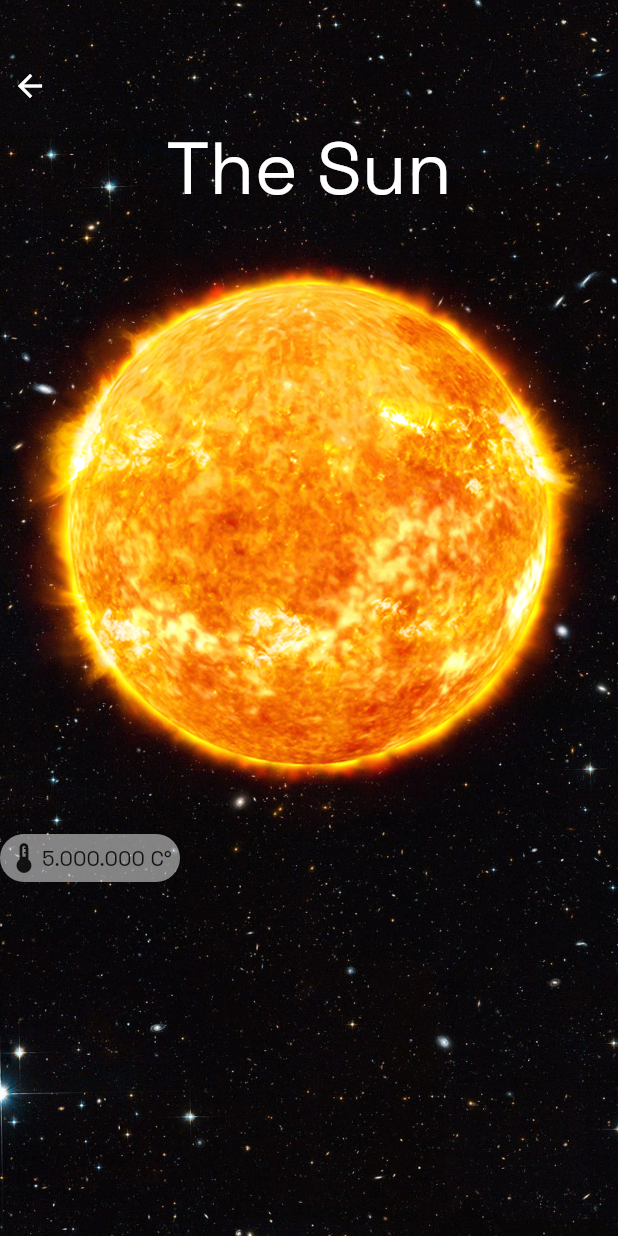
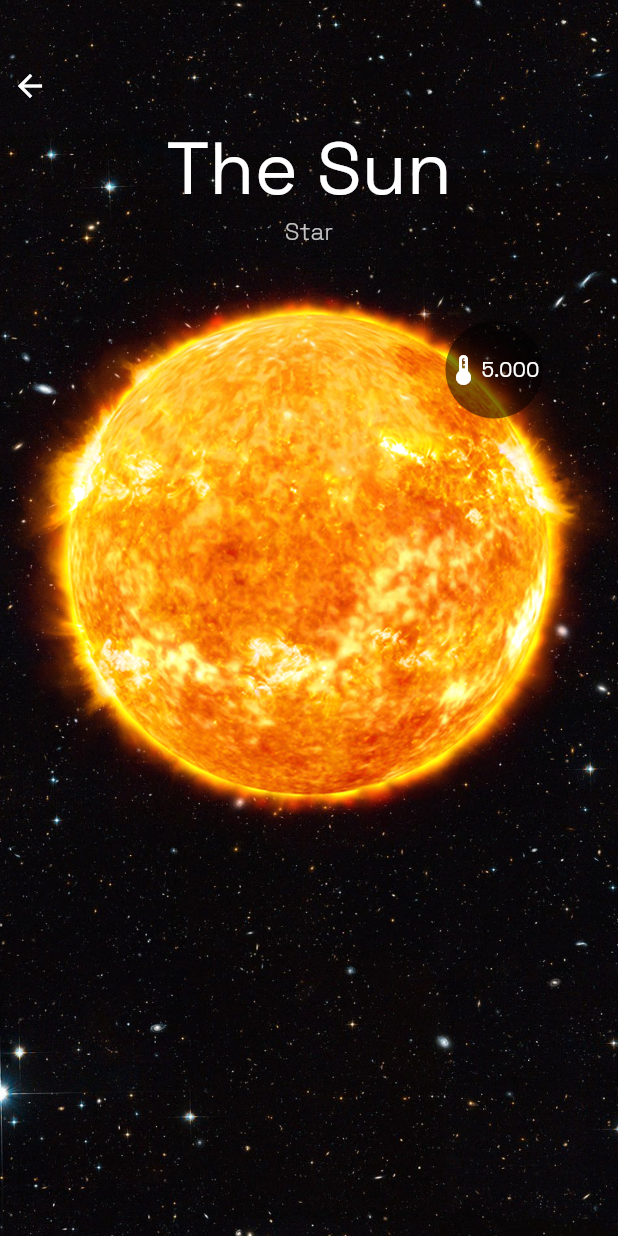
Before and after one commit to Ian-Alemida/planet_sky, a Flutter app: the sunScreen screen opened by its route, on a phone screen of 412 x 824 dp. Run offline on Flutter 3.47's test engine with Material 2 defaults, Android fonts, the phone set to English and light mode, and no system bars; our stand-ins replace google_fonts.

Commit message:
change layout

```diff
--- a/lib/screen/planets/sun.dart
+++ b/lib/screen/planets/sun.dart
@@ -40,35 +40,56 @@ class sunScreen extends StatelessWidget {
             Container(
               child: Column(
                 children: [
-                  Text("The Sun",
+                  Text(
+                    "The Sun",
                     style: TextStyle(
                       fontSize: 49,
                       color: Colors.white,
-                      )),
+                    ),
+                  ),
+                  Text(
+                    "Star",
+                    style: TextStyle(
+                        color: Colors.white.withOpacity(0.75),
+                        fontSize: 16,
+                        fontWeight: FontWeight.w300),
+                  ),
+                  Stack(
+                    children: [
                       Image(
                         image: AssetImage("assets/images/planets/the_sun.png"),
                       ),
-                ],
+                      Positioned(
+                        right: 50,
+                        top: 50,
+                        child: Container(
+                          width: 65,
+                          height: 65,
+                          decoration: BoxDecoration(
+                            borderRadius: BorderRadius.circular(100),
+                            color: Colors.black.withOpacity(0.5),
                           ),
-            ),
-            Container(
-              width: 120,
-              decoration: BoxDecoration(
-                borderRadius: BorderRadius.circular(50),
-                color: Colors.white.withOpacity(0.5),
-              ),
-              child: Padding(
-                padding: const EdgeInsets.all(4.0),
                           child: Row(
                             children: [
-                    Icon(Icons.device_thermostat),
-                    Text("5.000.000 C°"),
+                              Icon(
+                                Icons.device_thermostat,
+                                color: Colors.white,
+                              ),
+                              Text(
+                                "5.000",
+                                style: TextStyle(color: Colors.white),
+                              ),
                             ],
                           ),
                         ),
                       )
                     ],
                   ),
+                ],
+              ),
+            ),
+          ],
+        ),
       ),
     );
   }
```
Lines whose indentation alone changed are shown as unchanged.
